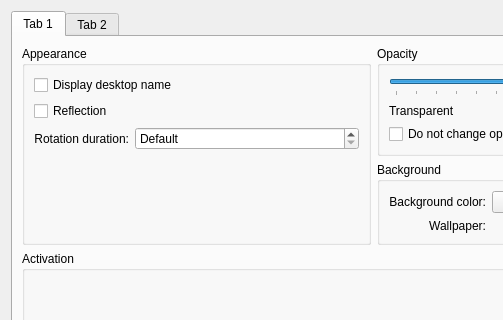
KDE/kwin, file effects/cube/cube_config.ui: the form before one commit; both pictures show x 0 to 503 and y 0 to 320 of the 747 by 566 pixel window.
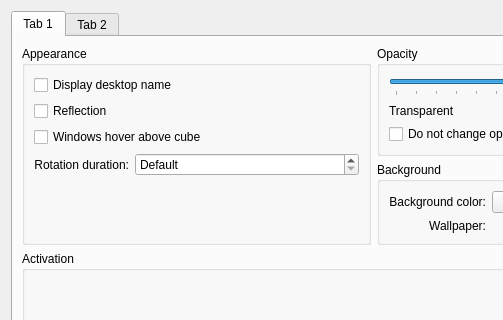
The form after the commit. Custom widgets are drawn as their Qt base class.

Commit message: Add an option so that windows can hover above the cube similar to 3D Windows plugin in Compiz. Currently this disables "windows overlapping edges" feature when this option is set (no change when not set). FEATURE: 184689

```diff
--- a/effects/cube/cube_config.ui
+++ b/effects/cube/cube_config.ui
@@ -114,7 +114,7 @@
             </property>
            </widget>
           </item>
-          <item row="2" column="0" >
+          <item row="3" column="0" >
            <widget class="QLabel" name="label" >
             <property name="text" >
              <string>Rotation duration:</string>
@@ -127,7 +127,7 @@
             </property>
            </widget>
           </item>
-          <item row="2" column="1" >
+          <item row="3" column="1" >
            <widget class="QSpinBox" name="rotationDurationSpin" >
             <property name="sizePolicy" >
              <sizepolicy vsizetype="Fixed" hsizetype="Expanding" >
@@ -155,7 +155,7 @@
             </property>
            </widget>
           </item>
-          <item row="3" column="0" colspan="2" >
+          <item row="4" column="0" colspan="2" >
            <spacer name="verticalSpacer_2" >
             <property name="orientation" >
              <enum>Qt::Vertical</enum>
@@ -168,6 +168,13 @@
             </property>
            </spacer>
           </item>
+          <item row="2" column="0" colspan="2" >
+           <widget class="QCheckBox" name="zOrderingBox" >
+            <property name="text" >
+             <string>Windows hover above cube</string>
+            </property>
+           </widget>
+          </item>
          </layout>
         </widget>
        </item>
```
Left out of the diff: 2 changed lines with no effect on the pictures. The commit also changes 3 other files.
